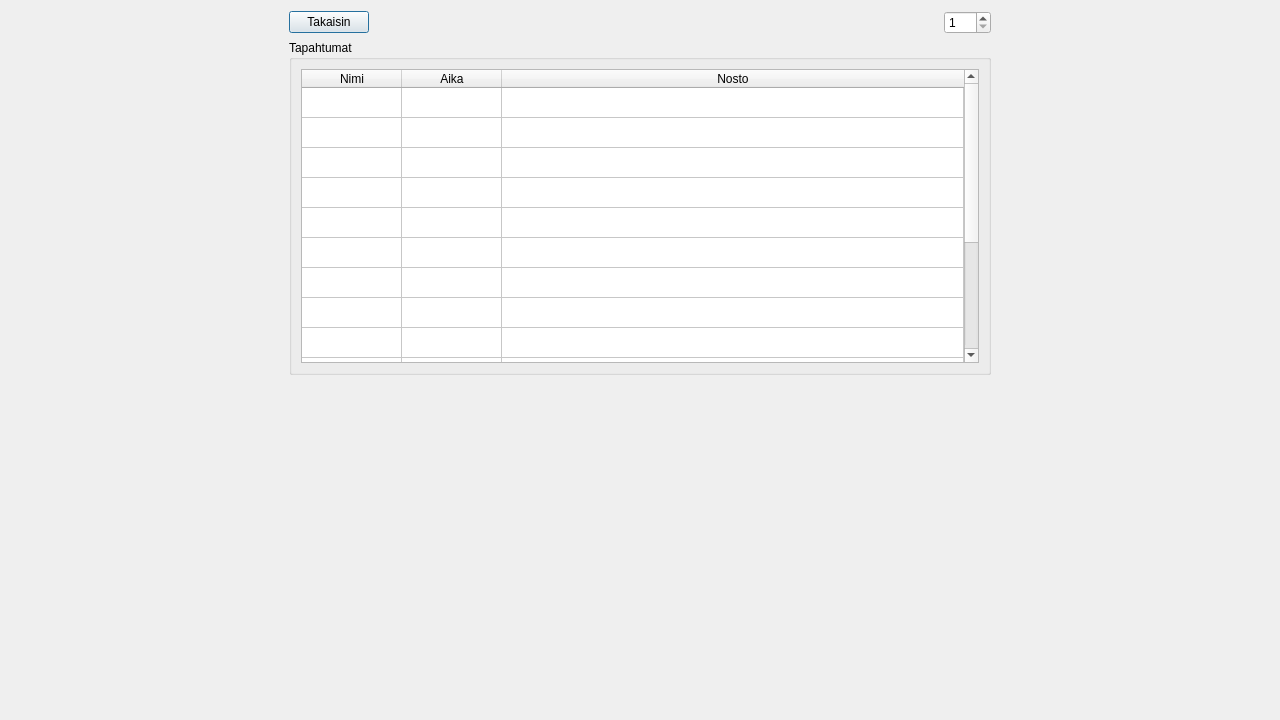
First picture: the form in frontend/accountDLL/accountdialog.ui, repository JnsRdnp/ATM-Simulator, before the edit.
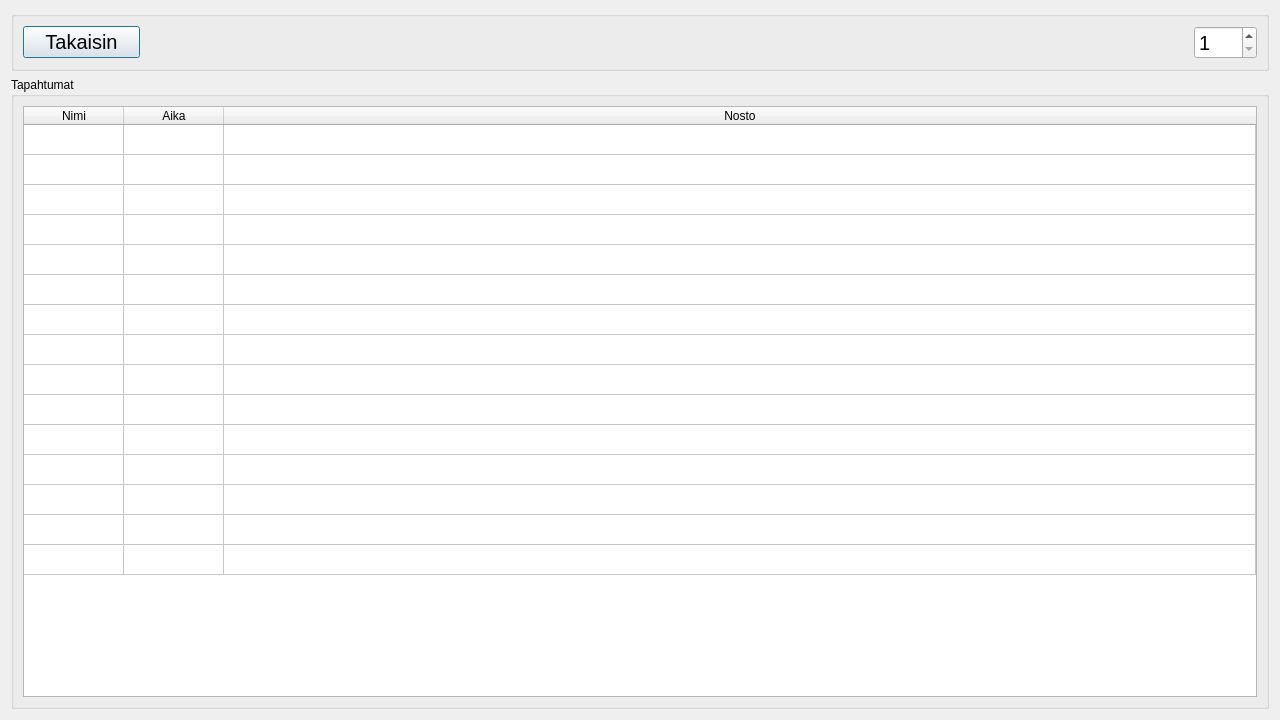
Second picture: the form after the edit.

```diff
--- a/frontend/accountDLL/accountdialog.ui
+++ b/frontend/accountDLL/accountdialog.ui
@@ -13,31 +13,57 @@
   <property name="windowTitle">
    <string>Account</string>
   </property>
-  <layout class="QGridLayout" name="gridLayout" columnstretch="0,0,0,0,0,0">
-   <item row="0" column="4">
-    <widget class="QSpinBox" name="btnPage">
-     <property name="minimum">
-      <number>1</number>
-     </property>
-     <property name="maximum">
-      <number>500</number>
-     </property>
-    </widget>
-   </item>
+  <layout class="QGridLayout" name="gridLayout" rowstretch="0,0">
    <item row="0" column="0">
-    <spacer name="horizontalSpacer_3">
-     <property name="orientation">
-      <enum>Qt::Horizontal</enum>
+    <widget class="QGroupBox" name="groupBox_2">
+     <property name="title">
+      <string/>
      </property>
-     <property name="sizeHint" stdset="0">
-      <size>
-       <width>40</width>
-       <height>20</height>
-      </size>
-     </property>
-    </spacer>
+     <layout class="QHBoxLayout" name="horizontalLayout_2" stretch="1,9,0">
+      <item>
+       <widget class="QPushButton" name="btnReturn">
+        <property name="font">
+         <font>
+          <pointsize>15</pointsize>
+         </font>
+        </property>
+        <property name="text">
+         <string>Takaisin</string>
+        </property>
+       </widget>
+      </item>
+      <item>
+       <spacer name="horizontalSpacer">
+        <property name="orientation">
+         <enum>Qt::Horizontal</enum>
+        </property>
+        <property name="sizeHint" stdset="0">
+         <size>
+          <width>40</width>
+          <height>20</height>
+         </size>
+        </property>
+       </spacer>
+      </item>
+      <item>
+       <widget class="QSpinBox" name="btnPage">
+        <property name="font">
+         <font>
+          <pointsize>15</pointsize>
+         </font>
+        </property>
+        <property name="minimum">
+         <number>1</number>
+        </property>
+        <property name="maximum">
+         <number>500</number>
+        </property>
+       </widget>
+      </item>
+     </layout>
+    </widget>
    </item>
-   <item row="1" column="1" colspan="4">
+   <item row="1" column="0">
     <widget class="QGroupBox" name="groupBox">
      <property name="title">
       <string>Tapahtumat</string>
@@ -45,6 +71,12 @@
      <layout class="QHBoxLayout" name="horizontalLayout" stretch="2">
       <item>
        <widget class="QTableWidget" name="tblHistory">
+        <property name="sizePolicy">
+         <sizepolicy hsizetype="Expanding" vsizetype="Expanding">
+          <horstretch>0</horstretch>
+          <verstretch>5</verstretch>
+         </sizepolicy>
+        </property>
         <property name="horizontalScrollBarPolicy">
          <enum>Qt::ScrollBarAlwaysOff</enum>
         </property>
@@ -95,65 +127,6 @@
      </layout>
     </widget>
    </item>
-   <item row="0" column="2">
-    <spacer name="horizontalSpacer_5">
-     <property name="orientation">
-      <enum>Qt::Horizontal</enum>
-     </property>
-     <property name="sizeHint" stdset="0">
-      <size>
-       <width>40</width>
-       <height>20</height>
-      </size>
-     </property>
-    </spacer>
-   </item>
-   <item row="0" column="3">
-    <spacer name="horizontalSpacer_6">
-     <property name="orientation">
-      <enum>Qt::Horizontal</enum>
-     </property>
-     <property name="sizeHint" stdset="0">
-      <size>
-       <width>40</width>
-       <height>20</height>
-      </size>
-     </property>
-    </spacer>
-   </item>
-   <item row="0" column="1">
-    <widget class="QPushButton" name="btnReturn">
-     <property name="text">
-      <string>Takaisin</string>
-     </property>
-    </widget>
-   </item>
-   <item row="1" column="5">
-    <spacer name="horizontalSpacer_4">
-     <property name="orientation">
-      <enum>Qt::Horizontal</enum>
-     </property>
-     <property name="sizeHint" stdset="0">
-      <size>
-       <width>40</width>
-       <height>20</height>
-      </size>
-     </property>
-    </spacer>
-   </item>
-   <item row="2" column="1">
-    <spacer name="verticalSpacer">
-     <property name="orientation">
-      <enum>Qt::Vertical</enum>
-     </property>
-     <property name="sizeHint" stdset="0">
-      <size>
-       <width>20</width>
-       <height>40</height>
-      </size>
-     </property>
-    </spacer>
-   </item>
   </layout>
  </widget>
  <resources/>
```
